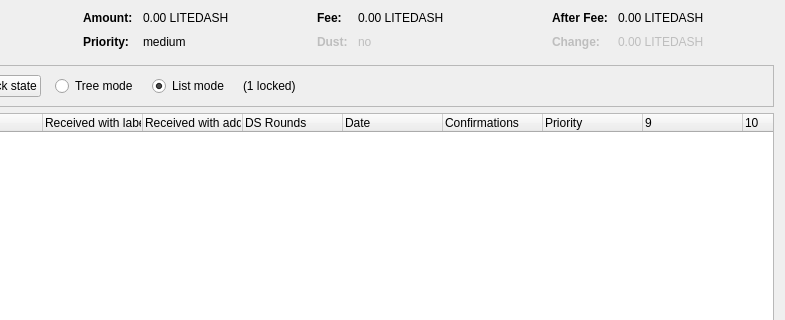
Qt form src/qt/forms/coincontroldialog.ui (FactorBackup/factor-1) before a commit; both pictures show x 169 to 954 and y 0 to 320 of the 954 by 500 pixel window.
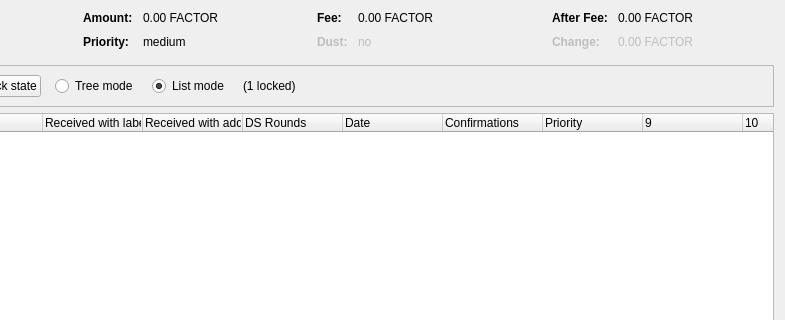
The same form after that commit. Custom widgets are drawn as their Qt base class.

Diff of the .ui file:
```diff
--- a/src/qt/forms/coincontroldialog.ui
+++ b/src/qt/forms/coincontroldialog.ui
@@ -132,7 +132,7 @@
           <enum>Qt::ActionsContextMenu</enum>
          </property>
          <property name="text">
-          <string notr="true">0.00 LITEDASH</string>
+          <string notr="true">0.00 FACTOR</string>
          </property>
          <property name="textInteractionFlags">
           <set>Qt::LinksAccessibleByMouse|Qt::TextSelectableByKeyboard|Qt::TextSelectableByMouse</set>
@@ -206,7 +206,7 @@
           <enum>Qt::ActionsContextMenu</enum>
          </property>
          <property name="text">
-          <string notr="true">0.00 LITEDASH</string>
+          <string notr="true">0.00 FACTOR</string>
          </property>
          <property name="textInteractionFlags">
           <set>Qt::LinksAccessibleByMouse|Qt::TextSelectableByKeyboard|Qt::TextSelectableByMouse</set>
@@ -286,7 +286,7 @@
           <enum>Qt::ActionsContextMenu</enum>
          </property>
          <property name="text">
-          <string notr="true">0.00 LITEDASH</string>
+          <string notr="true">0.00 FACTOR</string>
          </property>
          <property name="textInteractionFlags">
           <set>Qt::LinksAccessibleByMouse|Qt::TextSelectableByKeyboard|Qt::TextSelectableByMouse</set>
@@ -321,7 +321,7 @@
           <enum>Qt::ActionsContextMenu</enum>
          </property>
          <property name="text">
-          <string notr="true">0.00 LITEDASH</string>
+          <string notr="true">0.00 FACTOR</string>
          </property>
          <property name="textInteractionFlags">
           <set>Qt::LinksAccessibleByMouse|Qt::TextSelectableByKeyboard|Qt::TextSelectableByMouse</set>
```
